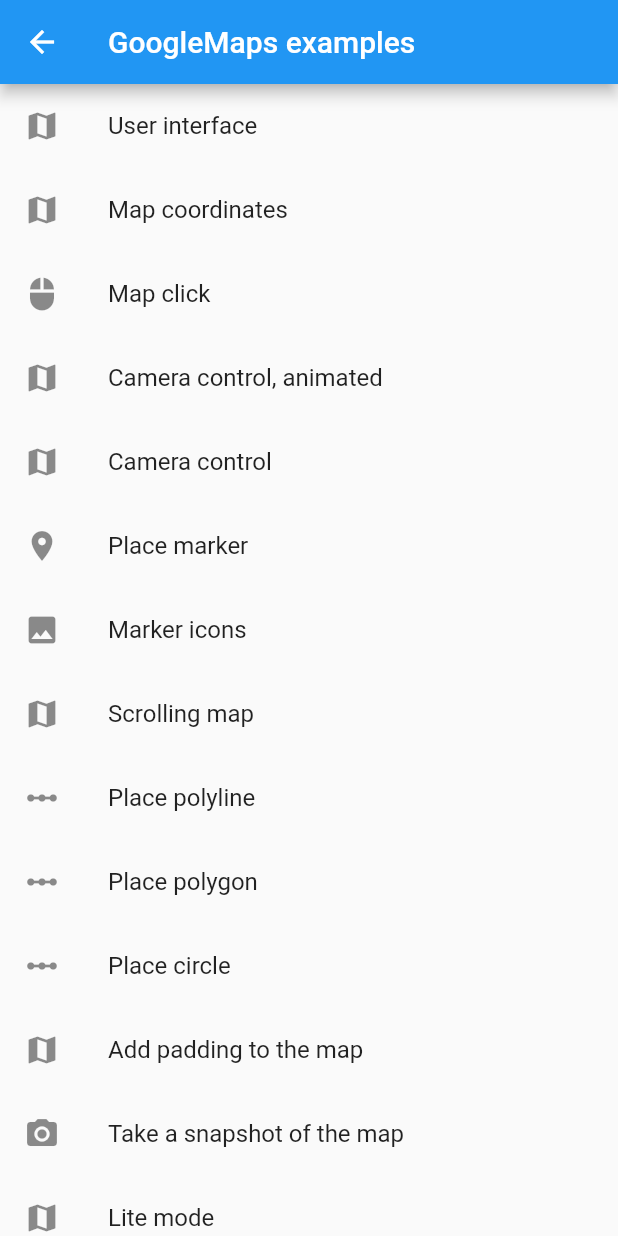
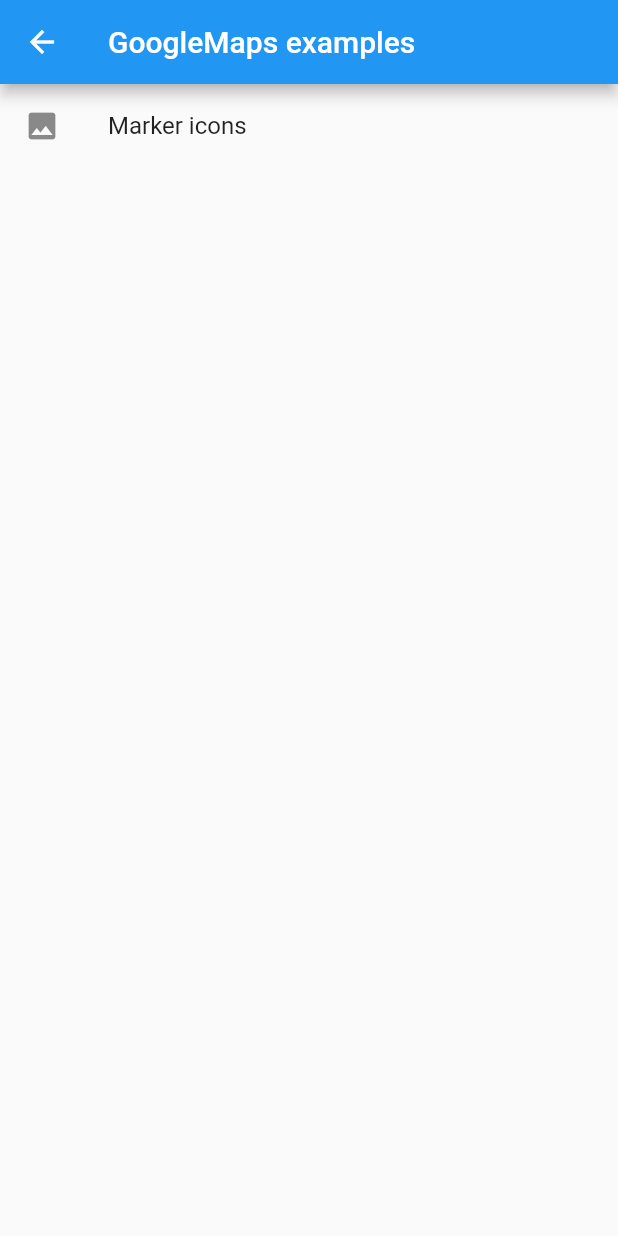
Before and after one commit to incafox/treinoApp, a Flutter app: the MapsDemo screen opened directly, on a phone screen of 412 x 824 dp. Run offline on Flutter 3.47's test engine with Material 2 defaults, Android fonts, the phone set to English and light mode, and no system bars; our stand-ins replace dio, flutter_bloc, flutter_map, google_maps_flutter, latlong; missing offline and left inert: dart:ffi, rabbit_converter, unorm_dart.

Commit message:
unnecesary screens

```diff
--- a/lib/TabBuscarClase/TabBuscarMap.dart
+++ b/lib/TabBuscarClase/TabBuscarMap.dart
@@ -23,20 +23,20 @@ import 'scrolling_map.dart';
 import 'snapshot.dart';
 
 final List<GoogleMapExampleAppPage> _allPages = <GoogleMapExampleAppPage>[
-  MapUiPage(),
-  MapCoordinatesPage(),
-  MapClickPage(),
-  AnimateCameraPage(),
-  MoveCameraPage(),
-  PlaceMarkerPage(),
+  // MapUiPage(),
+  // MapCoordinatesPage(),
+  // MapClickPage(),
+  // AnimateCameraPage(),
+  // MoveCameraPage(),
+  // PlaceMarkerPage(),
   MarkerIconsPage(),
-  ScrollingMapPage(),
-  PlacePolylinePage(),
-  PlacePolygonPage(),
-  PlaceCirclePage(),
-  PaddingPage(),
-  SnapshotPage(),
-  LiteModePage(),
+  // ScrollingMapPage(),
+  // PlacePolylinePage(),
+  // PlacePolygonPage(),
+  // PlaceCirclePage(),
+  // PaddingPage(),
+  // SnapshotPage(),
+  // LiteModePage(),
 ];
 
 class MapsDemo extends StatelessWidget {
```
